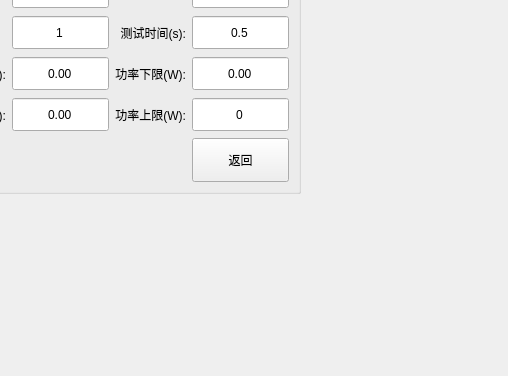
bloglink/aip-tester, file PageLvs.ui: the form before one commit; both pictures show x 292 to 800 and y 224 to 600 of the 800 by 600 pixel window.
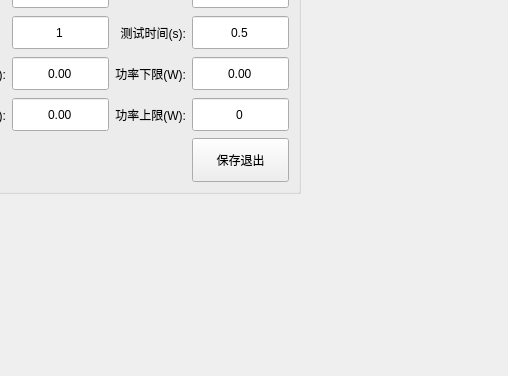
The form after the commit.

Commit message: style:(2.1.0.170329)改返回为保存退出

What changed in the file:
```diff
--- a/PageLvs.ui
+++ b/PageLvs.ui
@@ -209,7 +209,7 @@
          </size>
         </property>
         <property name="text">
-         <string>返回</string>
+         <string>保存退出</string>
         </property>
        </widget>
       </item>
```
The commit also changes 7 other files.
